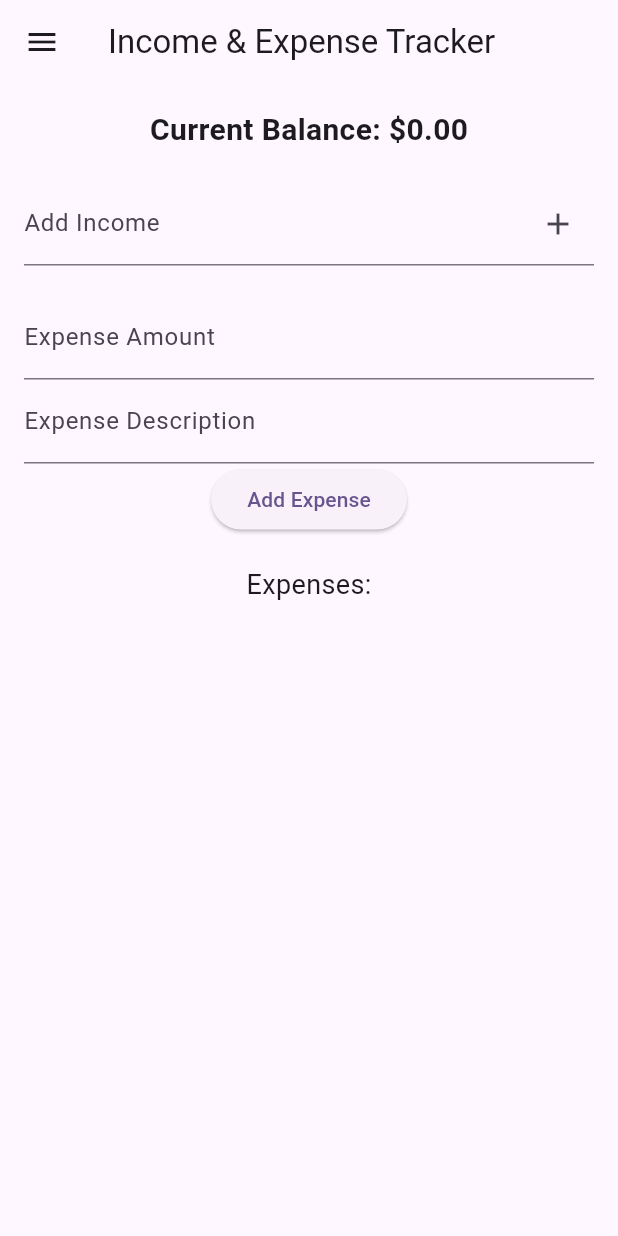
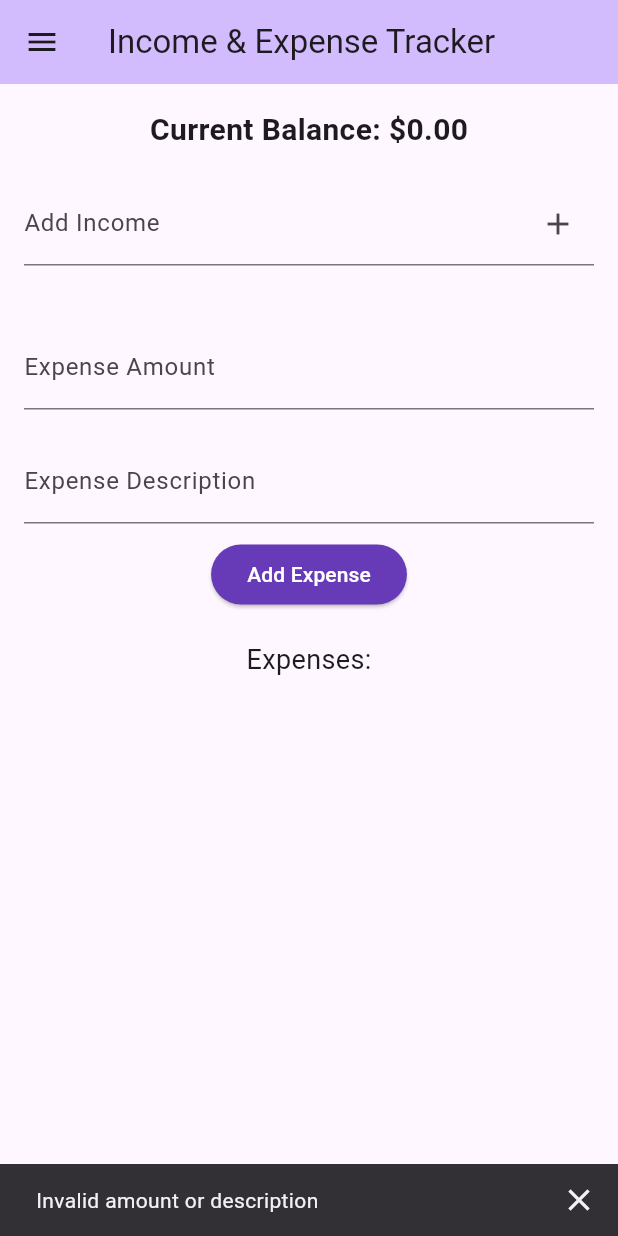
Before and after one commit to mahmudabir/flutter_practice, a Flutter app: the IncomeExpensePage screen opened by its route, after a tap on "Add Expense", on a phone screen of 412 x 824 dp. Run offline on Flutter 3.47's test engine with Material 3 defaults, Android fonts, the phone set to English and light mode, and no system bars.

Commit message:
Update income_expense_page.dart

```diff
--- a/lib/pages/income_expense_page.dart
+++ b/lib/pages/income_expense_page.dart
@@ -11,61 +11,80 @@ class IncomeExpensePage extends StatefulWidget {
 }
 
 class _IncomeExpensePageState extends State<IncomeExpensePage> {
-  double balance = 0.0;
-  List<Map<String, dynamic>> expenses = [];
+  double _balance = 0.0;
+  final List<Map<String, dynamic>> _expenses = [];
 
-  final TextEditingController incomeController = TextEditingController();
-  final TextEditingController expenseAmountController = TextEditingController();
-  final TextEditingController expenseDescController = TextEditingController();
+  final TextEditingController _incomeController = TextEditingController();
+  final TextEditingController _expenseAmountController =
+      TextEditingController();
+  final TextEditingController _expenseDescController = TextEditingController();
 
   void _addIncome() {
-    final amount = double.tryParse(incomeController.text);
+    final amount = double.tryParse(_incomeController.text);
     if (amount != null && amount > 0) {
       setState(() {
-        balance += amount;
+        _balance += amount;
       });
-      incomeController.clear();
+      _incomeController.clear();
     }
   }
 
   void _addExpense() {
-    final amount = double.tryParse(expenseAmountController.text);
-    final desc = expenseDescController.text;
+    final amount = double.tryParse(_expenseAmountController.text);
+    final desc = _expenseDescController.text;
 
     if (amount != null && amount > 0 && desc.isNotEmpty) {
       setState(() {
-        balance -= amount;
-        expenses.add({'amount': amount, 'description': desc});
+        _balance -= amount;
+        _expenses.add({'amount': amount, 'description': desc});
       });
-      expenseAmountController.clear();
-      expenseDescController.clear();
+      _expenseAmountController.clear();
+      _expenseDescController.clear();
+    } else {
+      ScaffoldMessenger.of(context).showSnackBar(
+        SnackBar(
+          content: Text('Invalid amount or description'),
+          showCloseIcon: true,
+          shape: RoundedRectangleBorder(),
+        ),
+      );
     }
   }
 
   @override
   void dispose() {
-    incomeController.dispose();
-    expenseAmountController.dispose();
-    expenseDescController.dispose();
+    _incomeController.dispose();
+    _expenseAmountController.dispose();
+    _expenseDescController.dispose();
     super.dispose();
   }
 
   @override
   Widget build(BuildContext context) {
     return Scaffold(
-      appBar: AppBar(title: Text('Income & Expense Tracker')),
+      appBar: AppBar(
+        backgroundColor: Theme.of(context).colorScheme.inversePrimary,
+        title: Text('Income & Expense Tracker'),
+      ),
       drawer: AppDrawer(),
-      body: Padding(
+      body: LayoutBuilder(
+        builder: (context, constraints) {
+          double maxWidth = constraints.maxWidth;
+          double contentWidth = maxWidth > 800 ? 600 : double.infinity;
+
+          return Center(
+            child: Container(
+              width: contentWidth,
               padding: const EdgeInsets.all(16.0),
               child: Column(
                 children: [
                   Text(
-              'Current Balance: \$${balance.toStringAsFixed(2)}',
+                    'Current Balance: \$${_balance.toStringAsFixed(2)}',
                     style: TextStyle(fontSize: 20, fontWeight: FontWeight.bold),
                   ),
                   SizedBox(height: 20),
                   TextField(
-              controller: incomeController,
+                    controller: _incomeController,
                     keyboardType: TextInputType.number,
                     decoration: InputDecoration(
                       labelText: 'Add Income',
@@ -75,26 +94,40 @@ class _IncomeExpensePageState extends State<IncomeExpensePage> {
                       ),
                     ),
                   ),
-            SizedBox(height: 20),
+                  SizedBox(height: 40),
                   TextField(
-              controller: expenseAmountController,
+                    controller: _expenseAmountController,
                     keyboardType: TextInputType.number,
                     decoration: InputDecoration(labelText: 'Expense Amount'),
                   ),
+                  SizedBox(height: 20),
                   TextField(
-              controller: expenseDescController,
-              decoration: InputDecoration(labelText: 'Expense Description'),
+                    controller: _expenseDescController,
+                    decoration: InputDecoration(
+                      labelText: 'Expense Description',
                     ),
-            ElevatedButton(onPressed: _addExpense, child: Text('Add Expense')),
+                  ),
+                  SizedBox(height: 10),
+                  ElevatedButton(
+                    style: ElevatedButton.styleFrom(
+                      backgroundColor: Colors.deepPurple, // background color
+                      foregroundColor: Colors.white, // text color
+                      shape: RoundedRectangleBorder(
+                        borderRadius: BorderRadius.circular(100),
+                      ),
+                    ),
+                    onPressed: _addExpense,
+                    child: const Text('Add Expense'),
+                  ),
                   SizedBox(height: 20),
                   Text('Expenses:', style: TextStyle(fontSize: 18)),
                   Expanded(
                     child: ListView.builder(
-                itemCount: expenses.length,
+                      itemCount: _expenses.length,
                       itemBuilder: (context, index) {
-                  final expense = expenses[index];
+                        final expense = _expenses[index];
                         return ListTile(
-                    leading: Icon(Icons.money_off),
+                          leading: const Icon(Icons.money_off),
                           title: Text('\$${expense['amount']}'),
                           subtitle: Text(expense['description']),
                         );
@@ -105,5 +138,8 @@ class _IncomeExpensePageState extends State<IncomeExpensePage> {
               ),
             ),
           );
+        },
+      ),
+    );
   }
 }
```
Lines whose indentation alone changed are shown as unchanged.
